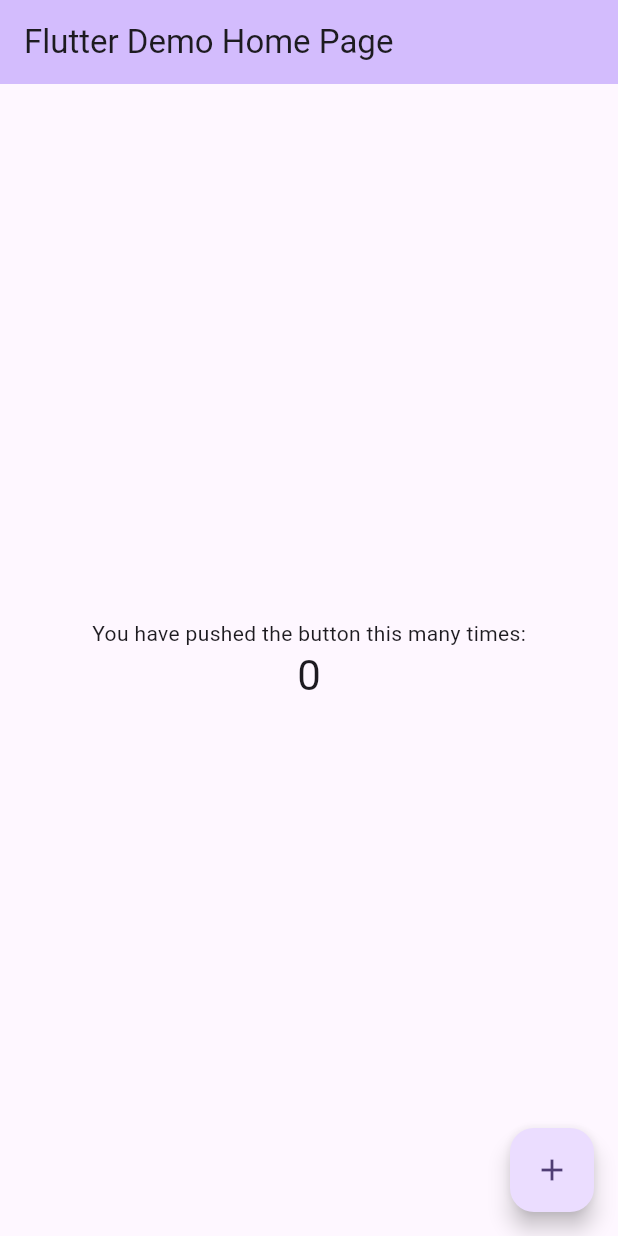
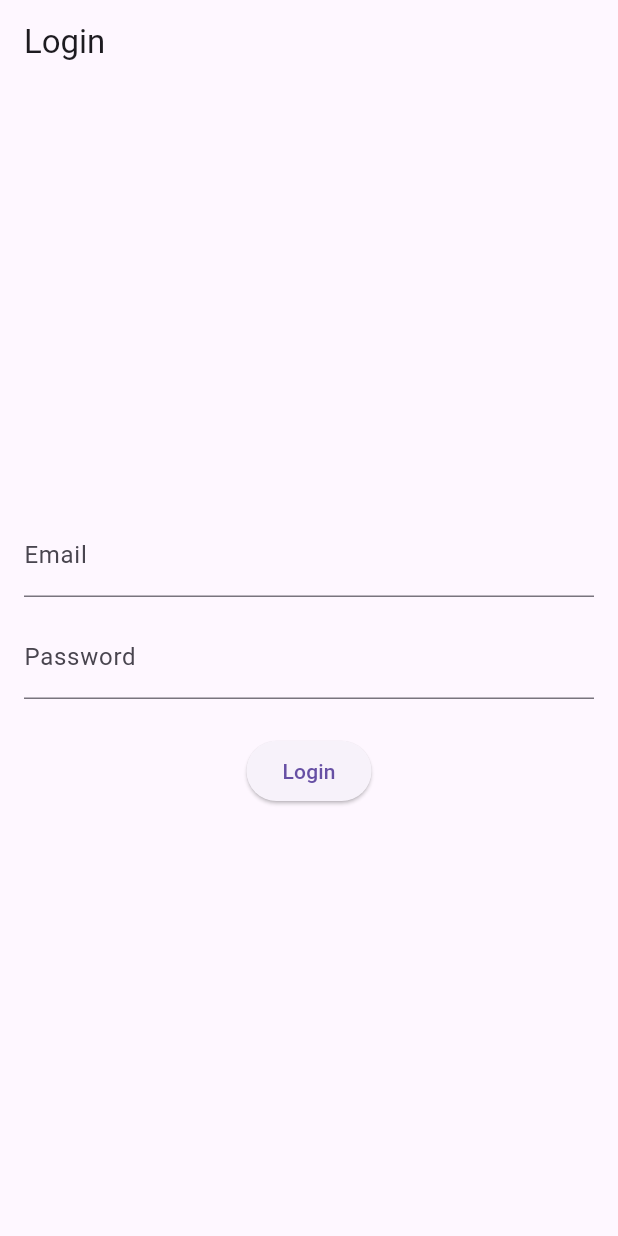
Before and after one commit to adityabayu1231/cafeapp, a Flutter app: the screen it shows after launch, on a phone screen of 412 x 824 dp. Run offline on Flutter 3.47's test engine with Material 3 defaults, Android fonts, the light colour scheme and no system bars; our stand-ins replace dartz, dio, equatable, flutter_bloc, flutter_secure_storage, get_it.

Commit message:
Update LoginPage + OtpVerificationPage UI connected to AuthBloc, main.dart wiring, widget tests

```diff
--- /dev/null
+++ b/lib/features/auth/presentation/pages/login_page.dart
@@ -0,0 +1,116 @@
+import 'package:flutter/material.dart';
+import 'package:flutter_bloc/flutter_bloc.dart';
+import '../../injection_container.dart';
+import '../bloc/auth_bloc.dart';
+import '../bloc/auth_event.dart';
+import '../bloc/auth_state.dart';
+import 'otp_verification_page.dart';
+
+class LoginPage extends StatelessWidget {
+  const LoginPage({super.key});
+
+  @override
+  Widget build(BuildContext context) {
+    return BlocProvider(
+      create: (_) => sl<AuthBloc>(),
+      child: const LoginView(),
+    );
+  }
+}
+
+class LoginView extends StatefulWidget {
+  const LoginView();
+
+  @override
+  State<LoginView> createState() => _LoginViewState();
+}
+
+class _LoginViewState extends State<LoginView> {
+  final _formKey = GlobalKey<FormState>();
+  final _emailController = TextEditingController();
+  final _passwordController = TextEditingController();
+
+  @override
+  void dispose() {
+    _emailController.dispose();
+    _passwordController.dispose();
+    super.dispose();
+  }
+
+  @override
+  Widget build(BuildContext context) {
+    return Scaffold(
+      appBar: AppBar(title: const Text('Login')),
+      body: BlocConsumer<AuthBloc, AuthState>(
+        listener: (context, state) {
+          if (state is AuthOtpRequired) {
+            Navigator.of(context).push(
+              MaterialPageRoute(
+                builder: (_) => BlocProvider.value(
+                  value: context.read<AuthBloc>(),
+                  child: OtpVerificationPage(email: state.email),
+                ),
+              ),
+            );
+          } else if (state is AuthFailure) {
+            ScaffoldMessenger.of(context).showSnackBar(
+              SnackBar(content: Text(state.message)),
+            );
+          }
+        },
+        builder: (context, state) {
+          final isLoading = state is AuthLoading;
+
+          return Padding(
+            padding: const EdgeInsets.all(16),
+            child: Form(
+              key: _formKey,
+              child: Column(
+                mainAxisAlignment: MainAxisAlignment.center,
+                children: [
+                  TextFormField(
+                    controller: _emailController,
+                    keyboardType: TextInputType.emailAddress,
+                    decoration: const InputDecoration(labelText: 'Email'),
+                    validator: (value) =>
+                    (value == null || value.isEmpty) ? 'Email wajib diisi' : null,
+                  ),
+                  const SizedBox(height: 12),
+                  TextFormField(
+                    controller: _passwordController,
+                    obscureText: true,
+                    decoration: const InputDecoration(labelText: 'Password'),
+                    validator: (value) =>
+                    (value == null || value.isEmpty) ? 'Password wajib diisi' : null,
+                  ),
+                  const SizedBox(height: 24),
+                  ElevatedButton(
+                    onPressed: isLoading
+                        ? null
+                        : () {
+                      if (_formKey.currentState!.validate()) {
+                        context.read<AuthBloc>().add(
+                          LoginSubmitted(
+                            email: _emailController.text.trim(),
+                            password: _passwordController.text,
+                          ),
+                        );
+                      }
+                    },
+                    child: isLoading
+                        ? const SizedBox(
+                      width: 20,
+                      height: 20,
+                      child: CircularProgressIndicator(strokeWidth: 2),
+                    )
+                        : const Text('Login'),
+                  ),
+                ],
+              ),
+            ),
+          );
+        },
+      ),
+    );
+  }
+}
--- a/lib/main.dart
+++ b/lib/main.dart
@@ -1,122 +1,22 @@
 import 'package:flutter/material.dart';
+import 'features/auth/injection_container.dart' as auth_di;
+import 'features/auth/presentation/pages/login_page.dart';
 
-void main() {
+void main() async {
+  WidgetsFlutterBinding.ensureInitialized();
+  await auth_di.initAuthModule();
   runApp(const MyApp());
 }
 
 class MyApp extends StatelessWidget {
   const MyApp({super.key});
 
-  // This widget is the root of your application.
   @override
   Widget build(BuildContext context) {
     return MaterialApp(
-      title: 'Flutter Demo',
-      theme: ThemeData(
-        // This is the theme of your application.
-        //
-        // TRY THIS: Try running your application with "flutter run". You'll see
-        // the application has a purple toolbar. Then, without quitting the app,
-        // try changing the seedColor in the colorScheme below to Colors.green
-        // and then invoke "hot reload" (save your changes or press the "hot
-        // reload" button in a Flutter-supported IDE, or press "r" if you used
-        // the command line to start the app).
-        //
-        // Notice that the counter didn't reset back to zero; the application
-        // state is not lost during the reload. To reset the state, use hot
-        // restart instead.
-        //
-        // This works for code too, not just values: Most code changes can be
-        // tested with just a hot reload.
-        colorScheme: .fromSeed(seedColor: Colors.deepPurple),
-      ),
-      home: const MyHomePage(title: 'Flutter Demo Home Page'),
+      title: 'Cafe App',
+      theme: ThemeData(primarySwatch: Colors.brown),
+      home: const LoginPage(),
     );
   }
 }
-
-class MyHomePage extends StatefulWidget {
-  const MyHomePage({super.key, required this.title});
-
-  // This widget is the home page of your application. It is stateful, meaning
-  // that it has a State object (defined below) that contains fields that affect
-  // how it looks.
-
-  // This class is the configuration for the state. It holds the values (in this
-  // case the title) provided by the parent (in this case the App widget) and
-  // used by the build method of the State. Fields in a Widget subclass are
-  // always marked "final".
-
-  final String title;
-
-  @override
-  State<MyHomePage> createState() => _MyHomePageState();
-}
-
-class _MyHomePageState extends State<MyHomePage> {
-  int _counter = 0;
-
-  void _incrementCounter() {
-    setState(() {
-      // This call to setState tells the Flutter framework that something has
-      // changed in this State, which causes it to rerun the build method below
-      // so that the display can reflect the updated values. If we changed
-      // _counter without calling setState(), then the build method would not be
-      // called again, and so nothing would appear to happen.
-      _counter++;
-    });
-  }
-
-  @override
-  Widget build(BuildContext context) {
-    // This method is rerun every time setState is called, for instance as done
-    // by the _incrementCounter method above.
-    //
-    // The Flutter framework has been optimized to make rerunning build methods
-    // fast, so that you can just rebuild anything that needs updating rather
-    // than having to individually change instances of widgets.
-    return Scaffold(
-      appBar: AppBar(
-        // TRY THIS: Try changing the color here to a specific color (to
-        // Colors.amber, perhaps?) and trigger a hot reload to see the AppBar
-        // change color while the other colors stay the same.
-        backgroundColor: Theme.of(context).colorScheme.inversePrimary,
-        // Here we take the value from the MyHomePage object that was created by
-        // the App.build method, and use it to set our appbar title.
-        title: Text(widget.title),
-      ),
-      body: Center(
-        // Center is a layout widget. It takes a single child and positions it
-        // in the middle of the parent.
-        child: Column(
-          // Column is also a layout widget. It takes a list of children and
-          // arranges them vertically. By default, it sizes itself to fit its
-          // children horizontally, and tries to be as tall as its parent.
-          //
-          // Column has various properties to control how it sizes itself and
-          // how it positions its children. Here we use mainAxisAlignment to
-          // center the children vertically; the main axis here is the vertical
-          // axis because Columns are vertical (the cross axis would be
-          // horizontal).
-          //
-          // TRY THIS: Invoke "debug painting" (choose the "Toggle Debug Paint"
-          // action in the IDE, or press "p" in the console), to see the
-          // wireframe for each widget.
-          mainAxisAlignment: .center,
-          children: [
-            const Text('You have pushed the button this many times:'),
-            Text(
-              '$_counter',
-              style: Theme.of(context).textTheme.headlineMedium,
-            ),
-          ],
-        ),
-      ),
-      floatingActionButton: FloatingActionButton(
-        onPressed: _incrementCounter,
-        tooltip: 'Increment',
-        child: const Icon(Icons.add),
-      ),
-    );
-  }
-}
```
Also changed, not shown: lib/features/auth/presentation/pages/otp_verification_page.dart (added, +93 -0 lines), 2 other files.
